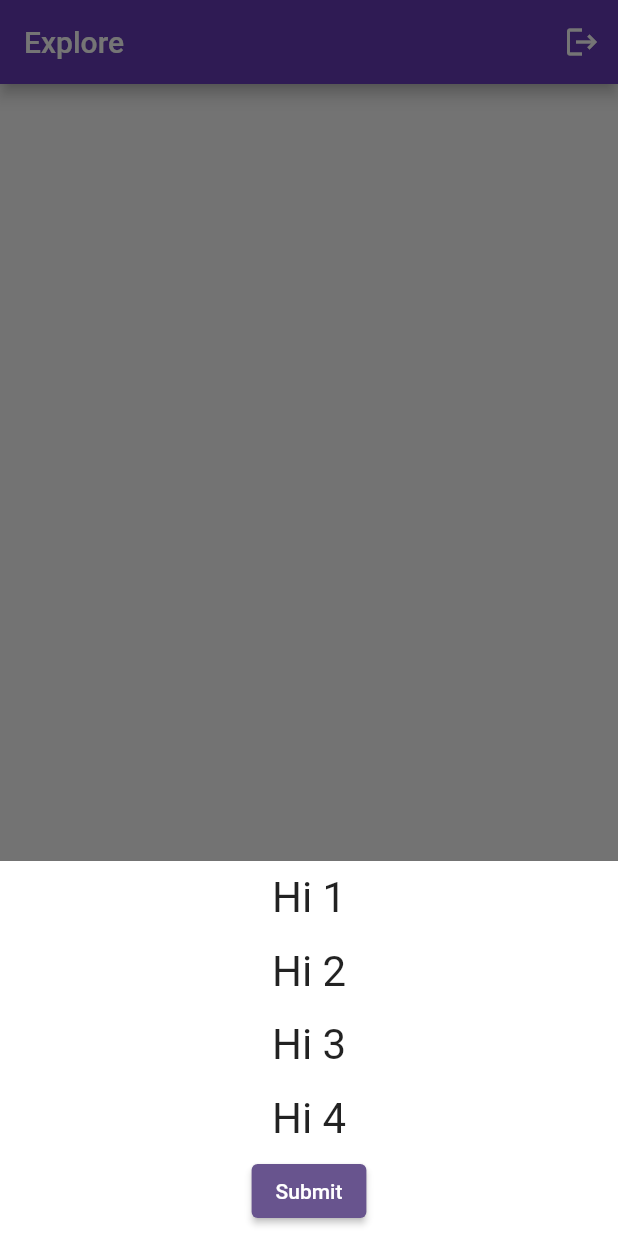
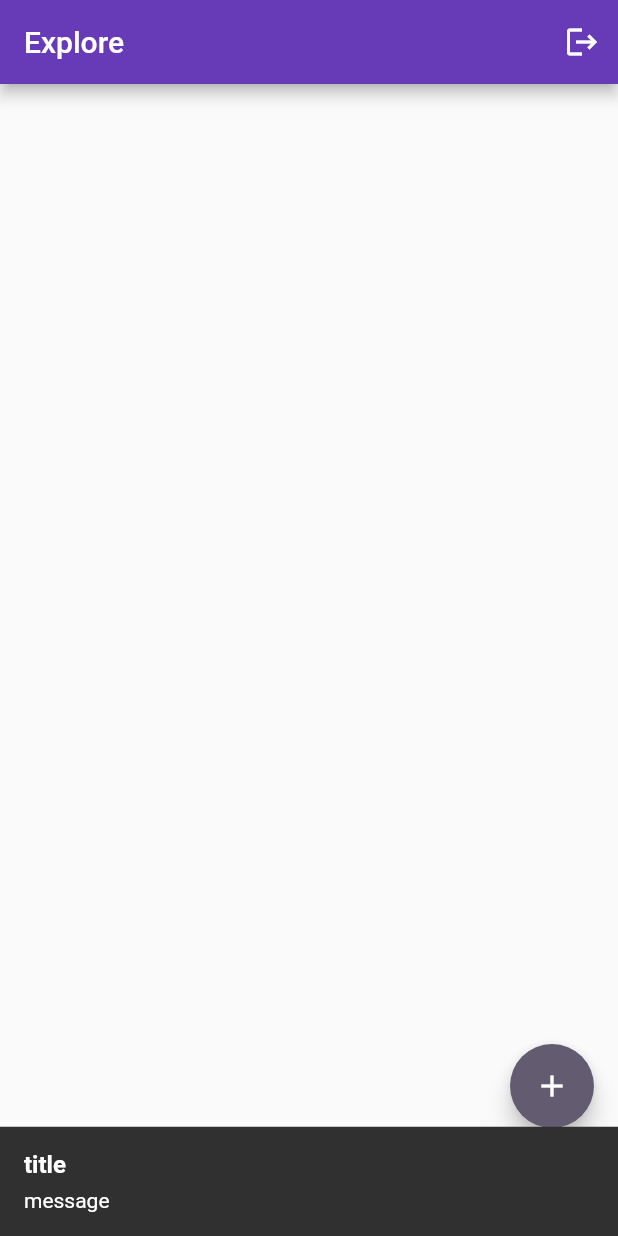
Before and after one commit to suresh429/flutter_getx_sample, a Flutter app: the MainScreen screen opened by its route, item 2 of the bottom bar chosen, after a tap on the "add" icon, on a phone screen of 412 x 824 dp. Run offline on Flutter 3.47's test engine with Material 3 defaults, Android fonts, the phone set to English and light mode, and no system bars; our stand-ins replace dio, fluttertoast, get, get_storage, introduction_screen, shared_preferences; accounts and stored records are empty; network calls fail.

Commit message:
bottom navigation view issue solved

```diff
--- a/lib/mvvm/res/app_url/app_url.dart
+++ b/lib/mvvm/res/app_url/app_url.dart
@@ -6,5 +6,4 @@ class AppUrl {
   static const String loginApi = '$baseUrl/login' ;
   static const String userListApi = '$baseUrl/users?page=2';
 
-
 }
--- a/lib/mvvm/utils/utils.dart
+++ b/lib/mvvm/utils/utils.dart
@@ -1,46 +1,45 @@
-
-
 import 'package:flutter/material.dart';
 import 'package:fluttertoast/fluttertoast.dart';
 import 'package:get/get.dart';
 
 import '../res/colors/app_color.dart';
+
 class Utils {
-
-
-    static void fieldFocusChange(BuildContext context , FocusNode current , FocusNode  nextFocus ){
+  static void fieldFocusChange(
+      BuildContext context, FocusNode current, FocusNode nextFocus) {
     current.unfocus();
     FocusScope.of(context).requestFocus(nextFocus);
   }
 
-
-    static toastMessage(String message){
+  static toastMessage(String message) {
     Fluttertoast.showToast(
-          msg: message ,
-        backgroundColor: AppColor.blackColor ,
+      msg: message,
+      backgroundColor: AppColor.blackColor,
       textColor: AppColor.whiteColor,
       gravity: ToastGravity.BOTTOM,
       toastLength: Toast.LENGTH_LONG,
-
-
     );
   }
 
-
-    static toastMessageCenter(String message){
+  static toastMessageCenter(String message) {
     Fluttertoast.showToast(
-        msg: message ,
-        backgroundColor: AppColor.blackColor ,
+      msg: message,
+      backgroundColor: AppColor.blackColor,
       gravity: ToastGravity.CENTER,
       toastLength: Toast.LENGTH_LONG,
       textColor: AppColor.whiteColor,
     );
   }
 
-    static snackBar(String title, String message){
-      Get.snackbar(
-          title,
-          message ,
+  static snackBar(String title, String message) {
+    Get.showSnackbar(
+      GetSnackBar(
+        title: title,
+        message: 'message',
+       // icon: const Icon(Icons.refresh),
+        duration: const Duration(seconds: 3),
+      ),
     );
+
   }
 }
--- a/lib/mvvm/view/main_screen.dart
+++ b/lib/mvvm/view/main_screen.dart
@@ -1,4 +1,5 @@
 import 'package:flutter/material.dart';
+import 'package:flutter_getx_sample/mvvm/utils/utils.dart';
 import 'package:flutter_getx_sample/mvvm/view/dashboard_screen.dart';
 import 'package:flutter_getx_sample/mvvm/view/home/home_view.dart';
 import 'package:get/get.dart';
@@ -27,8 +28,8 @@ class _MainScreenState extends State<MainScreen> {
   buildBottomNavigationMenu(context, landingPageController) {
     return Obx(() => MediaQuery(
         data: MediaQuery.of(context).copyWith(textScaleFactor: 1.0),
-        child: SizedBox(
-          height: 54,
+        child: SafeArea(
+          bottom: false,
           child: BottomNavigationBar(
             type: BottomNavigationBarType.fixed,
             showUnselectedLabels: true,
@@ -107,50 +108,18 @@ class _MainScreenState extends State<MainScreen> {
           IconButton(
               onPressed: () {
                 openDialog(userPreference);
+
               },
               icon: const Icon(Icons.logout))
         ],
       ),
       floatingActionButton: FloatingActionButton(
         onPressed: () {
-          Get.bottomSheet(
-            Container(
-                height: 250,
-                color: Colors.white,
-                child: SingleChildScrollView(
-                  child: Column(
-                    children: [
-                      const Padding(
-                        padding: EdgeInsets.all(8.0),
-                        child: Text('Hi 1', textScaleFactor: 2),
-                      ),
-                      const Padding(
-                        padding: EdgeInsets.all(8.0),
-                        child: Text('Hi 2', textScaleFactor: 2),
-                      ),
-                      const Padding(
-                        padding: EdgeInsets.all(8.0),
-                        child: Text('Hi 3', textScaleFactor: 2),
-                      ),
-                      const Padding(
-                        padding: EdgeInsets.all(8.0),
-                        child: Text('Hi 4', textScaleFactor: 2),
-                      ),
-                      ElevatedButton(
-                        onPressed: () {
-                          Get.back(closeOverlays: true);
-                        },
-                        child: const Text('Submit'),
-                      )
-                    ],
-                  ),
-                )),
-          );
+          Utils.snackBar("title", "message");
+
         },
         child: const Icon(Icons.add),
       ),
-      bottomNavigationBar:
-          buildBottomNavigationMenu(context, landingPageController),
       body: Obx(() => IndexedStack(
             index: landingPageController.tabIndex.value,
             children: const [
@@ -160,6 +129,7 @@ class _MainScreenState extends State<MainScreen> {
               DashBoardScreen(),
             ],
           )),
+      bottomNavigationBar: buildBottomNavigationMenu(context, landingPageController),
     );
   }
 
```
Also changed, not shown: 11 other files. Lines whose indentation alone changed are shown as unchanged.
